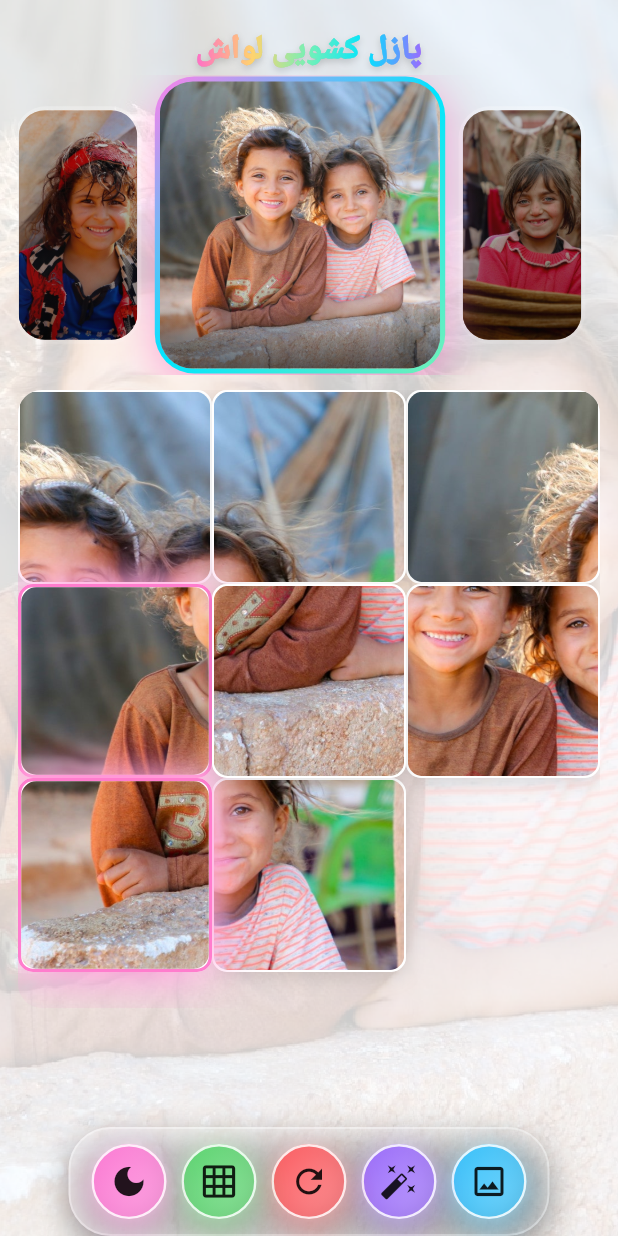
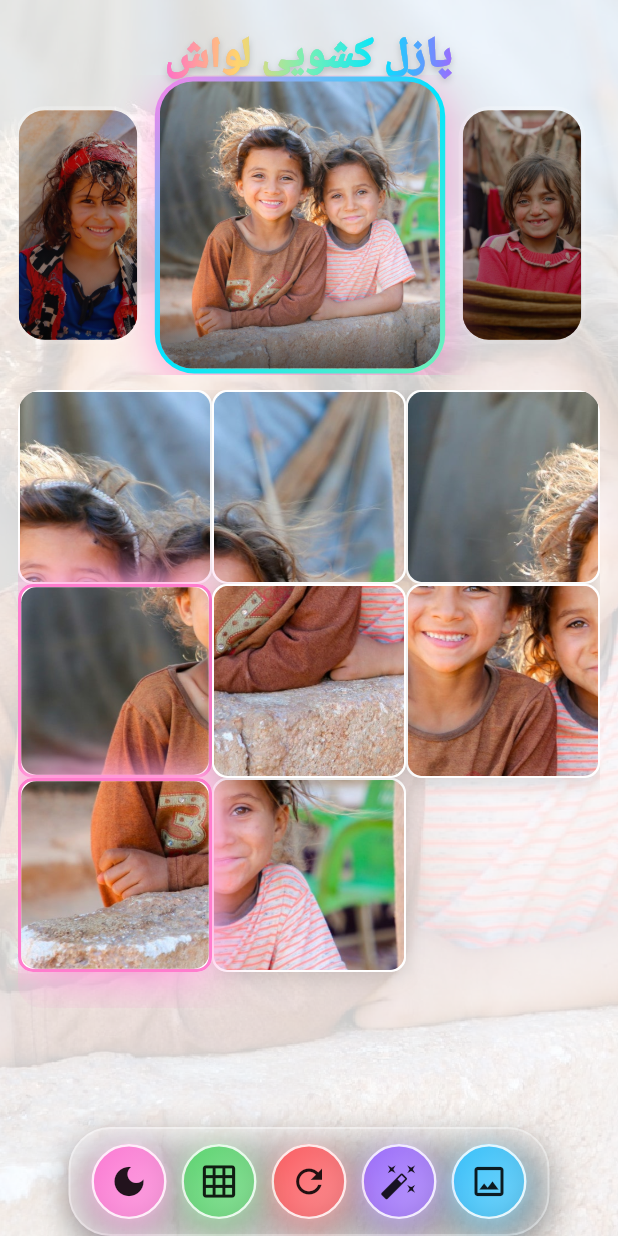
Before and after one commit to kamyarmg/lavash, a Flutter app: the screen it shows after launch, on a phone screen of 412 x 824 dp. Run offline on Flutter 3.47's test engine with Material 3 defaults, Android fonts, the phone set to English and light mode, and no system bars; our stand-ins replace google_fonts, image_picker, shared_preferences; Roboto replaces fonts that are missing (Vazirmatn).

Commit message:
Increase font size of rainbow title for improved visibility

```diff
--- a/lib/main.dart
+++ b/lib/main.dart
@@ -1420,7 +1420,7 @@ class _RainbowTitle extends StatelessWidget {
             text,
             textAlign: TextAlign.center,
             style: GoogleFonts.vazirmatn(
-              fontSize: 22,
+              fontSize: 28,
               fontWeight: FontWeight.w900,
               letterSpacing: 0.2,
               color: Colors.black.withValues(alpha: 0.18),
@@ -1446,7 +1446,7 @@ class _RainbowTitle extends StatelessWidget {
               text,
               textAlign: TextAlign.center,
               style: GoogleFonts.vazirmatn(
-                fontSize: 22,
+                fontSize: 28,
                 fontWeight: FontWeight.w900,
                 letterSpacing: 0.2,
                 color: Colors.white,
```
